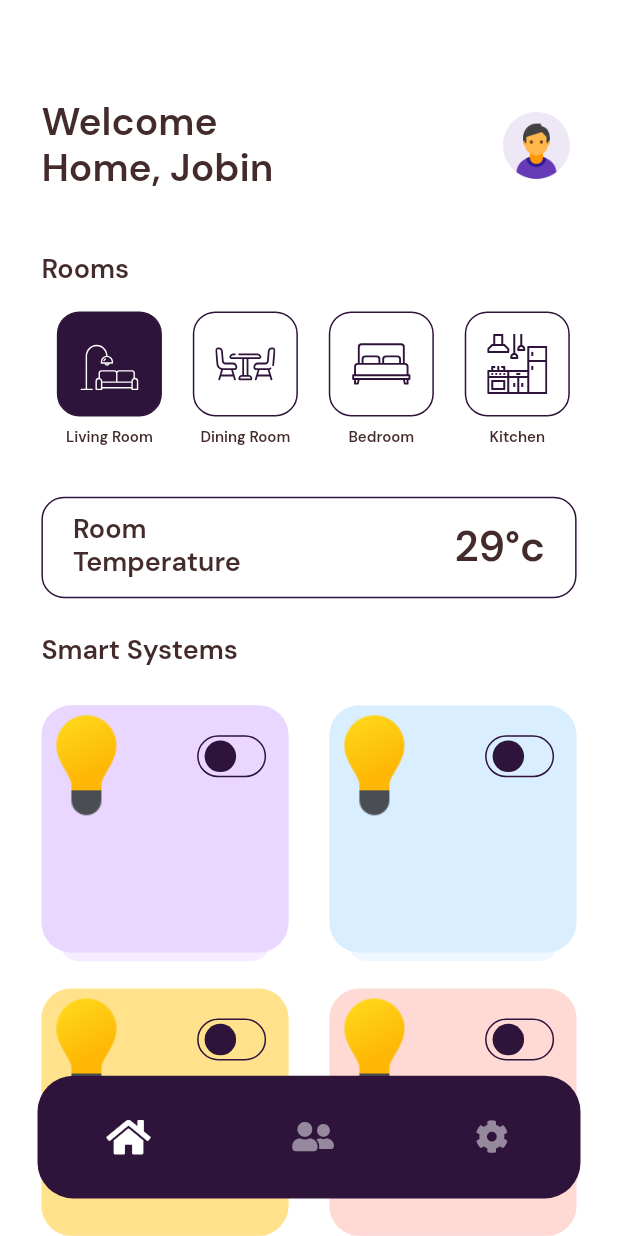
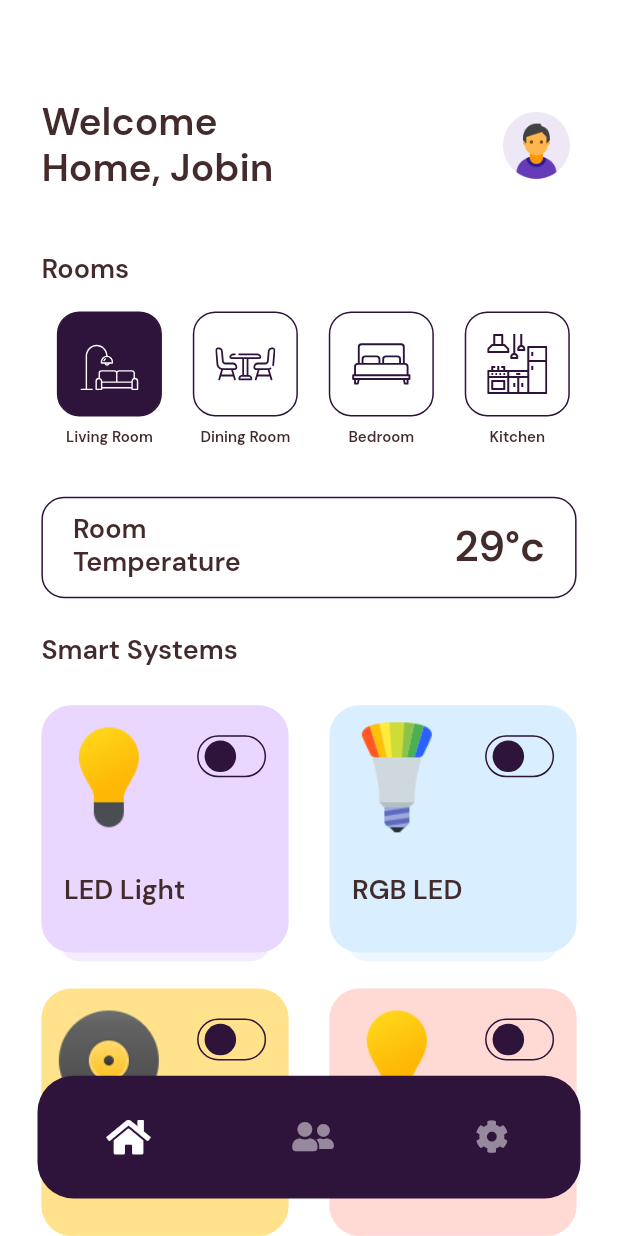
Before and after one commit to JobinBiju/Home-Fi, a Flutter app: the screen it shows after launch, on a phone screen of 412 x 824 dp. Run offline on Flutter 3.47's test engine with Material 2 defaults, Android fonts, the phone set to English and light mode, and no system bars; our stand-ins replace flutter_svg, font_awesome_flutter, get, google_fonts, lottie.

Commit message:
Completed smart system UI

```diff
--- a/lib/app/global_widgets/animated_switch.dart
+++ b/lib/app/global_widgets/animated_switch.dart
@@ -48,12 +48,12 @@ class AnimatedSwitch extends StatelessWidget {
                   ? CrossFadeState.showSecond
                   : CrossFadeState.showFirst,
               duration: Duration(
-                milliseconds: 300,
+                milliseconds: 200,
               ),
             ),
             AnimatedAlign(
               duration: Duration(
-                milliseconds: 400,
+                milliseconds: 300,
               ),
               alignment: isToggled[index]
                   ? Alignment.centerRight
--- a/lib/app/global_widgets/smart_systems.dart
+++ b/lib/app/global_widgets/smart_systems.dart
@@ -3,18 +3,23 @@ import 'package:flutter/material.dart';
 import 'package:get/get.dart';
 import 'package:home_automation/app/global_widgets/animated_switch.dart';
 import 'package:home_automation/app/modules/home/controllers/home_controller.dart';
+import 'package:home_automation/app/theme/text_theme.dart';
 
 class SmartSystem extends StatelessWidget {
   final controller = Get.put(HomeController());
   final Size size;
   final Color color;
   final int index;
+  final String title;
+  final String imageUrl;
 
   SmartSystem({
     Key key,
     @required this.size,
     this.color,
     this.index,
+    this.title,
+    this.imageUrl,
   }) : super(key: key);
 
   @override
@@ -48,10 +53,10 @@ class SmartSystem extends StatelessWidget {
                 clipBehavior: Clip.none,
                 children: [
                   Positioned(
-                    top: 0,
-                    left: -10,
+                    top: 8,
+                    left: 5,
                     child: Image(
-                      image: AssetImage('assets/images/icons8-light-96.png'),
+                      image: AssetImage(imageUrl),
                       fit: BoxFit.fill,
                       width: 80,
                     ),
@@ -67,6 +72,15 @@ class SmartSystem extends StatelessWidget {
                       },
                     ),
                   ),
+                  Positioned(
+                      bottom: 30,
+                      left: 15,
+                      child: Text(
+                        title,
+                        style: kSub2HeadTextStyle.copyWith(
+                          color: Theme.of(context).primaryColorDark,
+                        ),
+                      )),
                 ],
               ),
             ),
--- a/lib/app/modules/home/views/dashboard_view.dart
+++ b/lib/app/modules/home/views/dashboard_view.dart
@@ -139,11 +139,16 @@ class DashboardView extends GetView<HomeController> {
                                   size: size,
                                   color: GFTheme.lightPurple,
                                   index: 0,
+                                  title: 'LED Light',
+                                  imageUrl: 'assets/images/icons8-light-96.png',
                                 ),
                                 SmartSystem(
                                   size: size,
                                   color: GFTheme.lightBlue,
                                   index: 1,
+                                  title: 'RGB LED',
+                                  imageUrl:
+                                      'assets/images/icons8-rgb-lamp-96.png',
                                 ),
                               ],
                             ),
@@ -155,11 +160,16 @@ class DashboardView extends GetView<HomeController> {
                                   size: size,
                                   color: GFTheme.lightYellow,
                                   index: 2,
+                                  title: 'Music Player',
+                                  imageUrl:
+                                      'assets/images/icons8-music-record-96.png',
                                 ),
                                 SmartSystem(
                                   size: size,
                                   color: GFTheme.lightPeach,
                                   index: 3,
+                                  title: 'LED Light 2',
+                                  imageUrl: 'assets/images/icons8-light-96.png',
                                 ),
                               ],
                             ),
```
